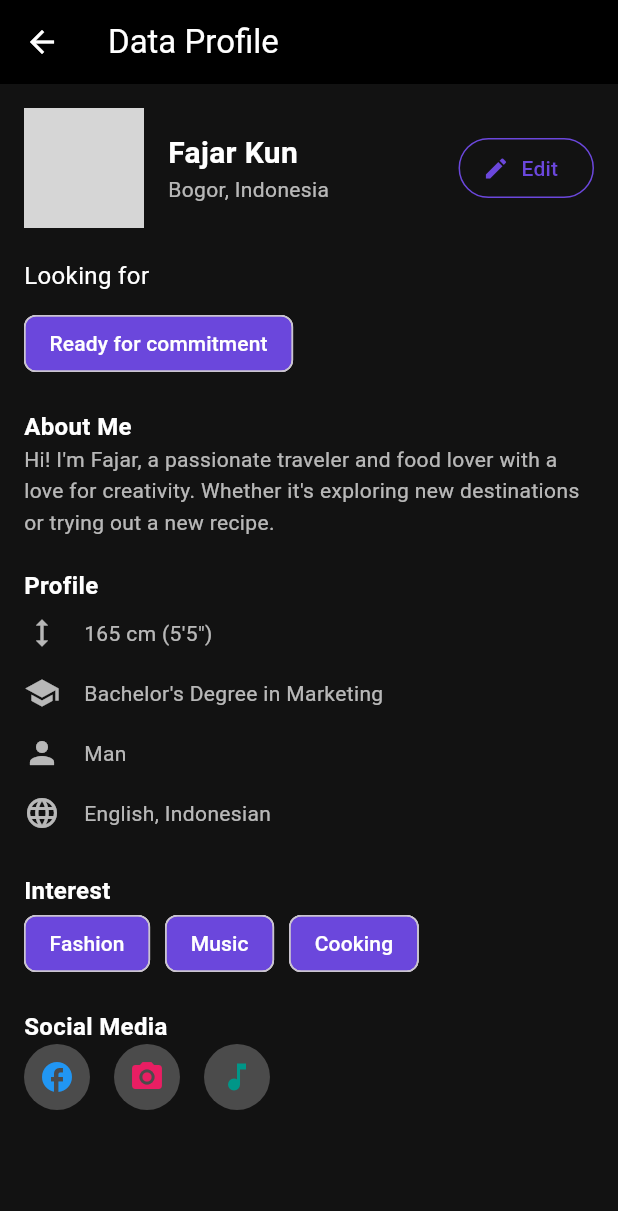
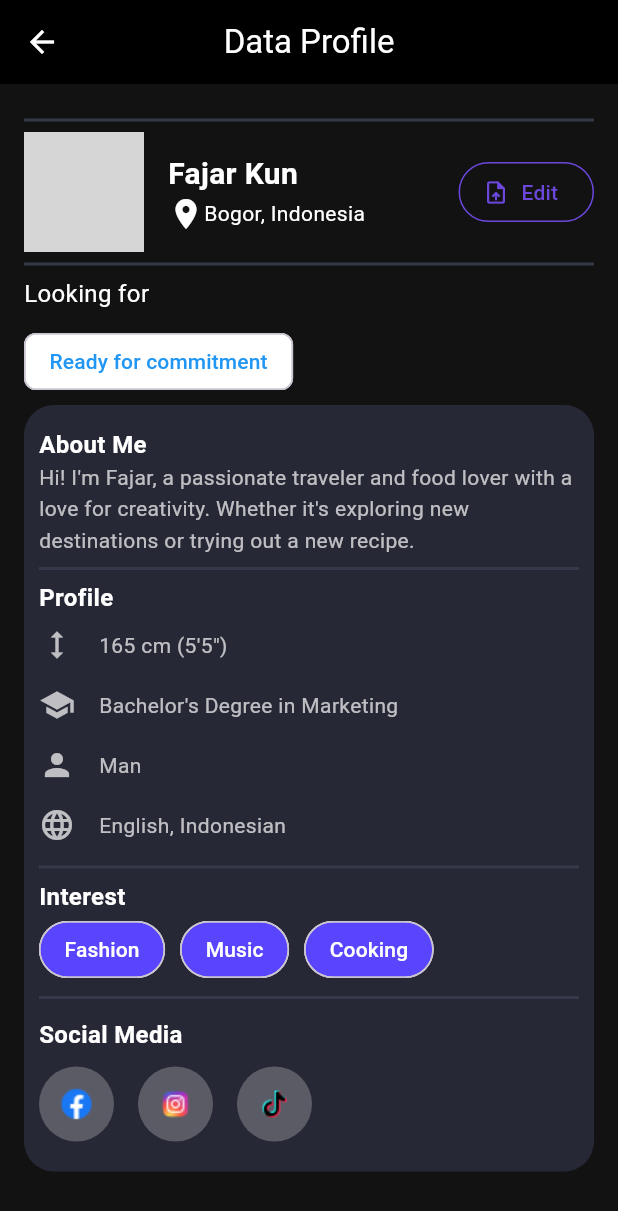
Before and after one commit to Swalih60/snap, a Flutter app: the screen it shows after launch, on a phone screen of 412 x 824 dp. Shown: the top 1211 px of the screen. Run offline on Flutter 3.47's test engine with Material 3 defaults, Android fonts, the light colour scheme and no system bars; our stand-ins replace swipe_cards; grey boxes are pictures that could not be loaded.

Commit message:
feat: Data Profile screen completed

```diff
--- /dev/null
+++ b/lib/components/data_profile_components.dart
@@ -0,0 +1,55 @@
+import 'package:flutter/material.dart';
+
+Widget buildSectionTitle(String title) {
+  return Text(
+    title,
+    style: TextStyle(
+      color: Colors.white,
+      fontSize: 16,
+      fontWeight: FontWeight.bold,
+    ),
+  );
+}
+
+Widget buildProfileItem(IconData icon, String text) {
+  return Padding(
+    padding: const EdgeInsets.symmetric(vertical: 8.0),
+    child: Row(
+      children: [
+        Icon(icon, color: Colors.white70),
+        SizedBox(width: 16),
+        Text(
+          text,
+          style: TextStyle(color: Colors.white70),
+        ),
+      ],
+    ),
+  );
+}
+
+Widget buildInterestChip(String label) {
+  return Chip(
+    label: Text(
+      label,
+      style: TextStyle(color: Colors.white),
+    ),
+    backgroundColor: Color.fromRGBO(89, 69, 254, 1), // Purple color
+    shape: RoundedRectangleBorder(
+      borderRadius: BorderRadius.circular(
+          20), // Adjust the value for more rounded corners
+    ),
+  );
+}
+
+Widget buildSocialIcon(String link, Color color) {
+  return Container(
+    height: 50,
+    width: 50,
+    padding: EdgeInsets.all(10.0),
+    decoration: BoxDecoration(
+      color: Colors.white24,
+      shape: BoxShape.circle,
+    ),
+    child: Image.asset(link),
+  );
+}
--- a/lib/screens/data_profile.dart
+++ b/lib/screens/data_profile.dart
@@ -1,39 +1,47 @@
 import 'package:flutter/material.dart';
+import 'package:snap/components/data_profile_components.dart';
 
 class DataProfileScreen extends StatelessWidget {
+  const DataProfileScreen({super.key});
+
   @override
   Widget build(BuildContext context) {
     return Scaffold(
-      backgroundColor: Color(0xFF121212),
+      backgroundColor: const Color(0xFF121212),
       appBar: AppBar(
+        centerTitle: true,
         backgroundColor: Colors.black,
         elevation: 0,
         leading: IconButton(
-          icon: Icon(Icons.arrow_back, color: Colors.white),
+          icon: const Icon(Icons.arrow_back, color: Colors.white),
           onPressed: () {
             // Navigate back
           },
         ),
-        title: Text(
+        title: const Text(
           'Data Profile',
           style: TextStyle(color: Colors.white),
         ),
       ),
       body: SingleChildScrollView(
-        padding: EdgeInsets.all(16.0),
+        padding: const EdgeInsets.all(16.0),
         child: Column(
           crossAxisAlignment: CrossAxisAlignment.start,
           children: [
             // Profile Header Section
+            const Divider(
+              color: Color.fromRGBO(54, 57, 74, 1),
+              thickness: 2,
+            ),
             Row(
               children: [
-                CircleAvatar(
+                const CircleAvatar(
                   radius: 40,
                   backgroundImage: AssetImage(
-                      'assets/profile_picture.png'), // Replace with actual image
+                      'assets/images/main.jpg'), // Replace with actual image
                 ),
-                SizedBox(width: 16),
-                Expanded(
+                const SizedBox(width: 16),
+                const Expanded(
                   child: Column(
                     crossAxisAlignment: CrossAxisAlignment.start,
                     children: [
@@ -45,9 +53,17 @@ class DataProfileScreen extends StatelessWidget {
                           fontWeight: FontWeight.bold,
                         ),
                       ),
+                      Row(
+                        children: [
+                          Icon(
+                            Icons.location_on,
+                            color: Colors.white,
+                          ),
                           Text(
                             'Bogor, Indonesia',
-                        style: TextStyle(color: Colors.white70, fontSize: 14),
+                            style: TextStyle(color: Colors.white, fontSize: 14),
+                          ),
+                        ],
                       ),
                     ],
                   ),
@@ -56,15 +72,15 @@ class DataProfileScreen extends StatelessWidget {
                   onPressed: () {
                     // Edit action
                   },
-                  icon: Icon(Icons.edit, color: Color(0xFF6B47DC)),
-                  label: Text(
+                  icon: const Icon(Icons.upload_file, color: Color(0xFF6B47DC)),
+                  label: const Text(
                     'Edit',
                     style: TextStyle(color: Color(0xFF6B47DC)),
                   ),
                   style: ElevatedButton.styleFrom(
                     backgroundColor: Colors.transparent,
                     elevation: 0,
-                    side: BorderSide(color: Color(0xFF6B47DC)),
+                    side: const BorderSide(color: Color(0xFF6B47DC)),
                     shape: RoundedRectangleBorder(
                       borderRadius: BorderRadius.circular(20),
                     ),
@@ -72,28 +88,48 @@ class DataProfileScreen extends StatelessWidget {
                 ),
               ],
             ),
-            SizedBox(height: 20),
+
             // Looking For Section
-            Text(
+            const Divider(
+              color: Color.fromRGBO(54, 57, 74, 1),
+              thickness: 2,
+            ),
+            const Text(
               'Looking for',
               style: TextStyle(color: Colors.white, fontSize: 16),
             ),
-            SizedBox(height: 10),
-            Chip(
+            const SizedBox(height: 10),
+            const Chip(
               label: Text(
                 'Ready for commitment',
-                style: TextStyle(color: Colors.white),
+                style: TextStyle(color: Colors.blue),
               ),
-              backgroundColor: Color(0xFF6B47DC),
+              backgroundColor: Colors.white,
             ),
-            SizedBox(height: 20),
+            const SizedBox(height: 5),
             // About Me Section
+            Container(
+              padding: const EdgeInsets.all(10),
+              decoration: BoxDecoration(
+                color: const Color.fromRGBO(39, 40, 53, 1),
+                borderRadius: BorderRadius.circular(20),
+              ),
+              child: Column(
+                crossAxisAlignment: CrossAxisAlignment.start,
+                children: [
+                  const SizedBox(height: 5),
                   buildSectionTitle('About Me'),
-            Text(
+
+                  const Text(
                     "Hi! I'm Fajar, a passionate traveler and food lover with a love for creativity. Whether it's exploring new destinations or trying out a new recipe.",
                     style: TextStyle(color: Colors.white70, height: 1.5),
                   ),
-            SizedBox(height: 20),
+
+                  const Divider(
+                    color: Color.fromRGBO(54, 57, 74, 1),
+                    thickness: 2,
+                  ),
+
                   // Profile Section
                   buildSectionTitle('Profile'),
                   Column(
@@ -105,81 +141,52 @@ class DataProfileScreen extends StatelessWidget {
                       buildProfileItem(Icons.language, 'English, Indonesian'),
                     ],
                   ),
-            SizedBox(height: 20),
+
+                  const Divider(
+                    color: Color.fromRGBO(54, 57, 74, 1),
+                    thickness: 2,
+                  ),
+
                   // Interest Section
                   buildSectionTitle('Interest'),
                   Row(
                     children: [
                       buildInterestChip('Fashion'),
-                SizedBox(width: 10),
+                      const SizedBox(width: 10),
                       buildInterestChip('Music'),
-                SizedBox(width: 10),
+                      const SizedBox(width: 10),
                       buildInterestChip('Cooking'),
                     ],
                   ),
-            SizedBox(height: 20),
+
+                  const Divider(
+                    color: Color.fromRGBO(54, 57, 74, 1),
+                    thickness: 2,
+                  ),
+                  const SizedBox(height: 5),
                   // Social Media Section
                   buildSectionTitle('Social Media'),
-            Row(
+
+                  Padding(
+                    padding: const EdgeInsets.only(top: 10.0),
+                    child: Row(
                       children: [
-                buildSocialIcon(Icons.facebook, Colors.blue),
-                SizedBox(width: 16),
-                buildSocialIcon(Icons.photo_camera, Colors.pink),
-                SizedBox(width: 16),
-                buildSocialIcon(Icons.music_note, Colors.teal),
+                        buildSocialIcon(
+                            "assets/images/facebook.png", Colors.blue),
+                        const SizedBox(width: 16),
+                        buildSocialIcon("assets/images/insta.png", Colors.pink),
+                        const SizedBox(width: 16),
+                        buildSocialIcon("assets/images/tik.png", Colors.teal),
                       ],
                     ),
+                  ),
+                  const SizedBox(height: 10),
+                ],
+              ),
+            )
           ],
         ),
       ),
     );
   }
-
-  Widget buildSectionTitle(String title) {
-    return Text(
-      title,
-      style: TextStyle(
-        color: Colors.white,
-        fontSize: 16,
-        fontWeight: FontWeight.bold,
-      ),
-    );
 }
-
-  Widget buildProfileItem(IconData icon, String text) {
-    return Padding(
-      padding: const EdgeInsets.symmetric(vertical: 8.0),
-      child: Row(
-        children: [
-          Icon(icon, color: Colors.white70),
-          SizedBox(width: 16),
-          Text(
-            text,
-            style: TextStyle(color: Colors.white70),
-          ),
-        ],
-      ),
-    );
-  }
-
-  Widget buildInterestChip(String label) {
-    return Chip(
-      label: Text(
-        label,
-        style: TextStyle(color: Colors.white),
-      ),
-      backgroundColor: Color(0xFF6B47DC),
-    );
-  }
-
-  Widget buildSocialIcon(IconData icon, Color color) {
-    return Container(
-      padding: EdgeInsets.all(10.0),
-      decoration: BoxDecoration(
-        color: Colors.white24,
-        shape: BoxShape.circle,
-      ),
-      child: Icon(icon, color: color, size: 24),
-    );
-  }
-}
--- a/pubspec.yaml
+++ b/pubspec.yaml
@@ -20,3 +20,6 @@ flutter:
   uses-material-design: true
   assets:
     - assets/images/main.jpg
+    - assets/images/facebook.png
+    - assets/images/insta.png
+    - assets/images/tik.png
```
Also changed, not shown: assets/images/facebook.png (added), assets/images/insta.png (added), assets/images/tik.png (added). Lines whose indentation alone changed are shown as unchanged.
